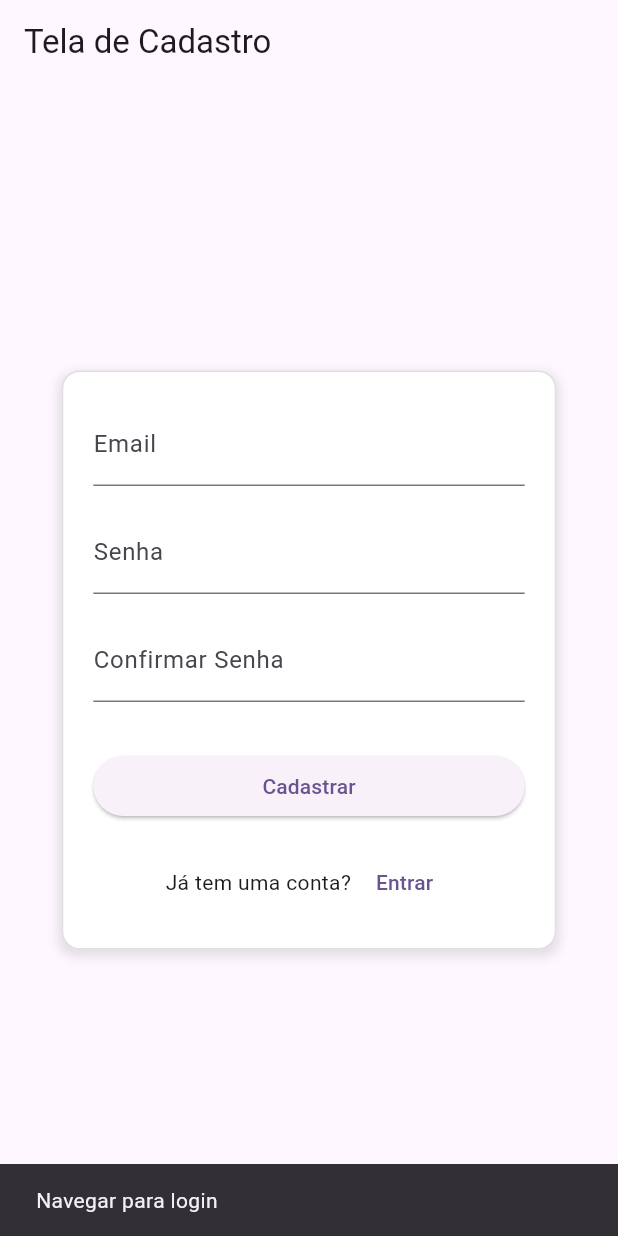
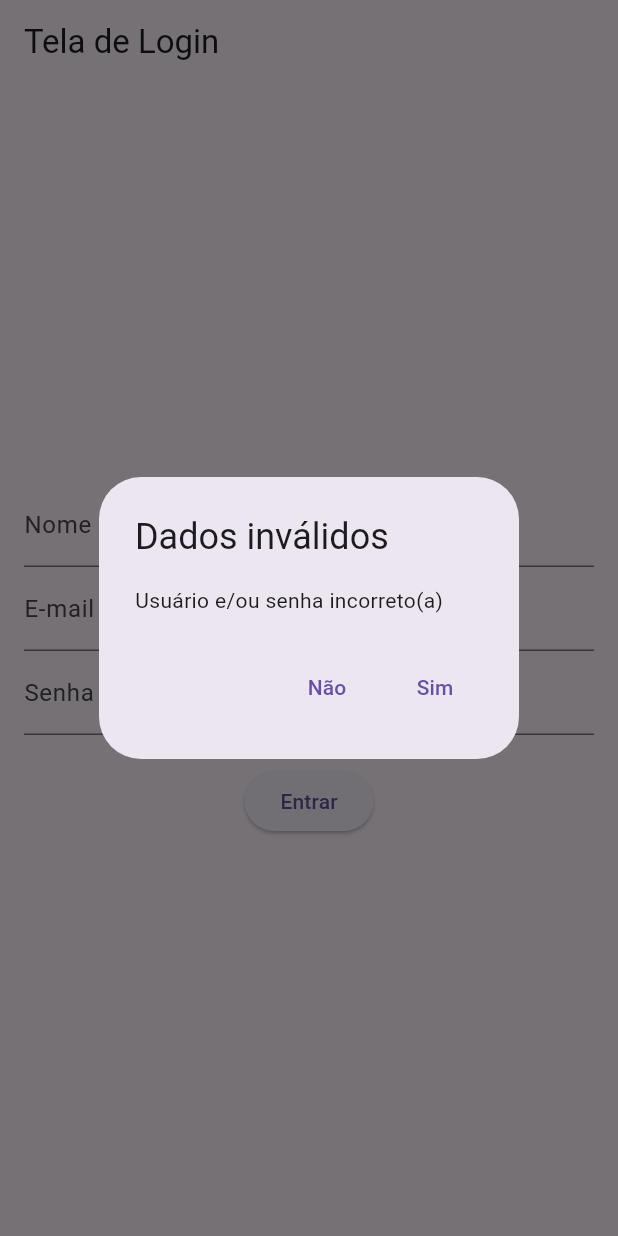
Before and after one commit to LucasVieiraaaa/register-flutter, a Flutter app: the screen it shows after launch, after a tap on "Entrar", on a phone screen of 412 x 824 dp. Run offline on Flutter 3.47's test engine with Material 3 defaults, Android fonts, the phone set to English and light mode, and no system bars.

Commit message:
atividade_pratica_02

```diff
--- a/lib/main.dart
+++ b/lib/main.dart
@@ -10,159 +10,148 @@ class MyApp extends StatelessWidget {
   @override
   Widget build(BuildContext context) {
     return MaterialApp(
-      title: 'Cadastro',
+      title: 'Lista e Login App',
       theme: ThemeData(
-        colorScheme: ColorScheme.fromSeed(seedColor: Colors.deepPurple),
+        primarySwatch: Colors.blue,
       ),
-      home: const RegisterPage(),
+      initialRoute: '/login',
+      routes: {
+        '/login': (context) => const LoginScreen(),
+        '/list': (context) => const ListScreen(),
+      },
     );
   }
 }
 
-class RegisterPage extends StatefulWidget {
-  const RegisterPage({super.key});
+class LoginScreen extends StatefulWidget {
+  const LoginScreen({super.key});
 
   @override
-  _RegisterPageState createState() => _RegisterPageState();
+  State<LoginScreen> createState() => _LoginScreenState();
 }
 
-class _RegisterPageState extends State<RegisterPage> {
+class _LoginScreenState extends State<LoginScreen> {
   final _formKey = GlobalKey<FormState>();
-  final TextEditingController _emailController = TextEditingController();
-  final TextEditingController _passwordController = TextEditingController();
-  final TextEditingController _confirmPasswordController = TextEditingController();
+  final _nameController = TextEditingController();
+  final _emailController = TextEditingController();
+  final _passwordController = TextEditingController();
 
-  void _submitForm() {
-    if (_formKey.currentState!.validate()) {
-      String email = _emailController.text;
-      String password = _passwordController.text;
-      String confirmPassword = _confirmPasswordController.text;
-
-      if (password == confirmPassword) {
-        ScaffoldMessenger.of(context).showSnackBar(
-          SnackBar(content: Text('Cadastro realizado com sucesso!')),
+  void _login() {
+    if (_emailController.text == 'admin@admin.com' &&
+        _passwordController.text == '12345') {
+      Navigator.pushNamed(
+        context,
+        '/list',
+        arguments: _nameController.text.isEmpty
+            ? 'Usuário'
+            : _nameController.text,
       );
     } else {
-        ScaffoldMessenger.of(context).showSnackBar(
-          SnackBar(content: Text('As senhas não coincidem!')),
+      showDialog(
+        context: context,
+        builder: (context) => AlertDialog(
+          title: const Text('Dados inválidos'),
+          content: const Text('Usuário e/ou senha incorreto(a)'),
+          actions: [
+            TextButton(
+              onPressed: () => Navigator.pop(context),
+              child: const Text('Não'),
+            ),
+            TextButton(
+              onPressed: () => Navigator.pop(context),
+              child: const Text('Sim'),
+            ),
+          ],
+        ),
       );
     }
   }
+
+  @override
+  void dispose() {
+    _nameController.dispose();
+    _emailController.dispose();
+    _passwordController.dispose();
+    super.dispose();
   }
 
   @override
   Widget build(BuildContext context) {
     return Scaffold(
-      appBar: AppBar(
-        title: const Text('Tela de Cadastro'),
-      ),
-      body: Center(
-        child: Padding(
+      appBar: AppBar(title: const Text('Tela de Login')),
+      body: Padding(
         padding: const EdgeInsets.all(16.0),
-          child: SingleChildScrollView(
-            child: Container(
-              width: MediaQuery.of(context).size.width * 0.8, // 80% da largura da tela
-              margin: const EdgeInsets.all(16.0), // Margem de 1em
-              padding: const EdgeInsets.all(20),
-              decoration: BoxDecoration(
-                color: Colors.white,
-                borderRadius: BorderRadius.circular(12),
-                boxShadow: [
-                  BoxShadow(
-                    color: Colors.black.withOpacity(0.1),
-                    spreadRadius: 2,
-                    blurRadius: 5,
-                    offset: const Offset(0, 3),
-                  ),
-                ],
-                border: Border.all(
-                  color: Colors.grey.shade300,
-                  width: 1,
-                ),
-              ),
         child: Form(
           key: _formKey,
           child: Column(
-                  crossAxisAlignment: CrossAxisAlignment.stretch,
-                  children: <Widget>[
+            mainAxisAlignment: MainAxisAlignment.center,
+            children: [
+              TextFormField(
+                controller: _nameController,
+                decoration: const InputDecoration(labelText: 'Nome'),
+              ),
               TextFormField(
                 controller: _emailController,
-                      decoration: const InputDecoration(
-                        labelText: 'Email',
-                        hintText: 'Digite seu email',
+                decoration: const InputDecoration(labelText: 'E-mail'),
+                keyboardType: TextInputType.emailAddress,
               ),
-                      keyboardType: TextInputType.emailAddress,
-                      validator: (value) {
-                        if (value == null || value.isEmpty) {
-                          return 'Por favor, insira seu email';
-                        }
-                        if (!RegExp(r'^[^@]+@[^@]+\.[^@]+').hasMatch(value)) {
-                          return 'Email inválido';
-                        }
-                        return null;
-                      },
-                    ),
-                    const SizedBox(height: 16),
               TextFormField(
                 controller: _passwordController,
-                      decoration: const InputDecoration(
-                        labelText: 'Senha',
-                        hintText: 'Digite sua senha',
+                decoration: const InputDecoration(labelText: 'Senha'),
+                obscureText: true,
               ),
-                      obscureText: true,
-                      validator: (value) {
-                        if (value == null || value.isEmpty) {
-                          return 'Por favor, insira sua senha';
-                        }
-                        return null;
-                      },
-                    ),
-                    const SizedBox(height: 16),
-                    TextFormField(
-                      controller: _confirmPasswordController,
-                      decoration: const InputDecoration(
-                        labelText: 'Confirmar Senha',
-                        hintText: 'Digite novamente sua senha',
-                      ),
-                      obscureText: true,
-                      validator: (value) {
-                        if (value == null || value.isEmpty) {
-                          return 'Por favor, confirme sua senha';
-                        }
-                        if (value != _passwordController.text) {
-                          return 'As senhas não coincidem';
-                        }
-                        return null;
-                      },
-                    ),
-                    const SizedBox(height: 32),
+              const SizedBox(height: 20),
               ElevatedButton(
-                      onPressed: _submitForm,
-                      child: const Text('Cadastrar'),
-                    ),
-                    const SizedBox(height: 16),
-                    Row(
-                      mainAxisAlignment: MainAxisAlignment.center,
-                      children: <Widget>[
-                        const Text('Já tem uma conta? '),
-                        TextButton(
-                          onPressed: () {
-                            // Ação ao pressionar o botão "Já tenho login"
-                            ScaffoldMessenger.of(context).showSnackBar(
-                              const SnackBar(content: Text('Navegar para login')),
-                            );
-                          },
+                onPressed: _login,
                 child: const Text('Entrar'),
               ),
             ],
-                    ),
-                  ],
-                ),
-              ),
-            ),
           ),
         ),
       ),
     );
   }
 }
+
+class ListScreen extends StatelessWidget {
+  const ListScreen({super.key});
+
+  @override
+  Widget build(BuildContext context) {
+    final String name = ModalRoute.of(context)?.settings.arguments as String? ?? 'Usuário';
+    final List<String> items = List.generate(20, (index) => 'Item ${index + 1}');
+
+    return Scaffold(
+      appBar: AppBar(
+        title: Text('Bem vindo(a), $name'),
+      ),
+      body: ListView.builder(
+        itemCount: items.length,
+        itemBuilder: (context, index) {
+          return ListTile(
+            title: Text(items[index]),
+            onTap: () {
+              showDialog(
+                context: context,
+                builder: (context) => AlertDialog(
+                  title: const Text('Alerta'),
+                  content: Text('Você clicou no item ${index + 1}'),
+                  actions: [
+                    TextButton(
+                      onPressed: () => Navigator.pop(context),
+                      child: const Text('Não'),
+                    ),
+                    TextButton(
+                      onPressed: () => Navigator.pop(context),
+                      child: const Text('Sim'),
+                    ),
+                  ],
+                ),
+              );
+            },
+          );
+        },
+      ),
+    );
+  }
+}
```
Lines whose indentation alone changed are shown as unchanged.
